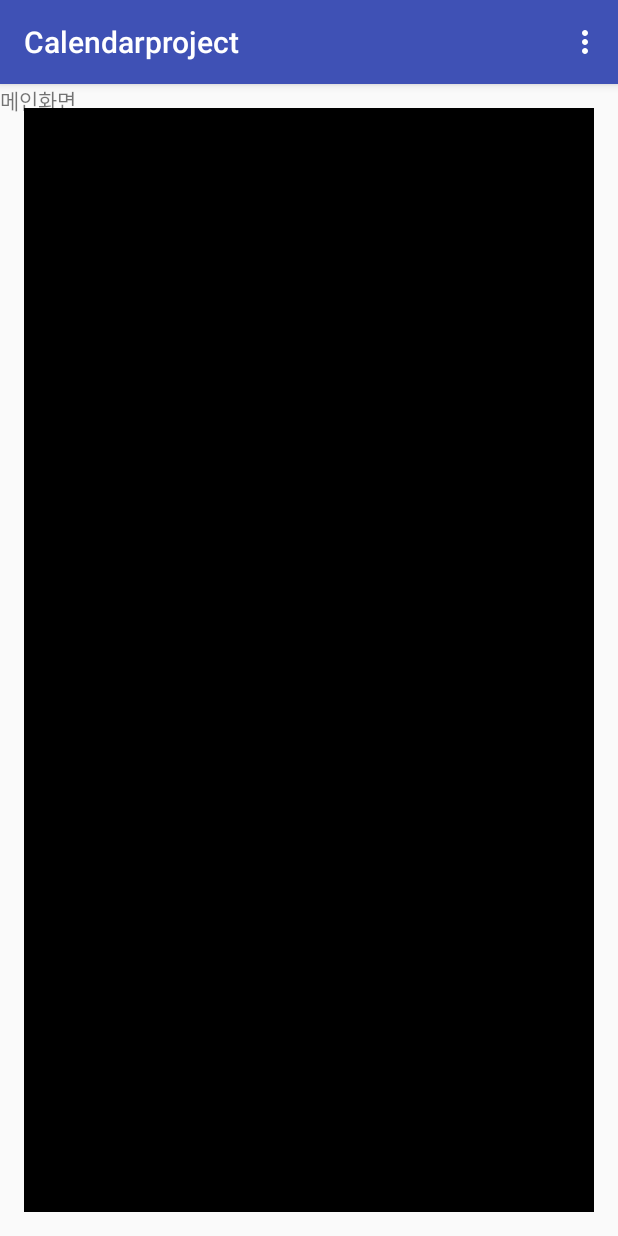
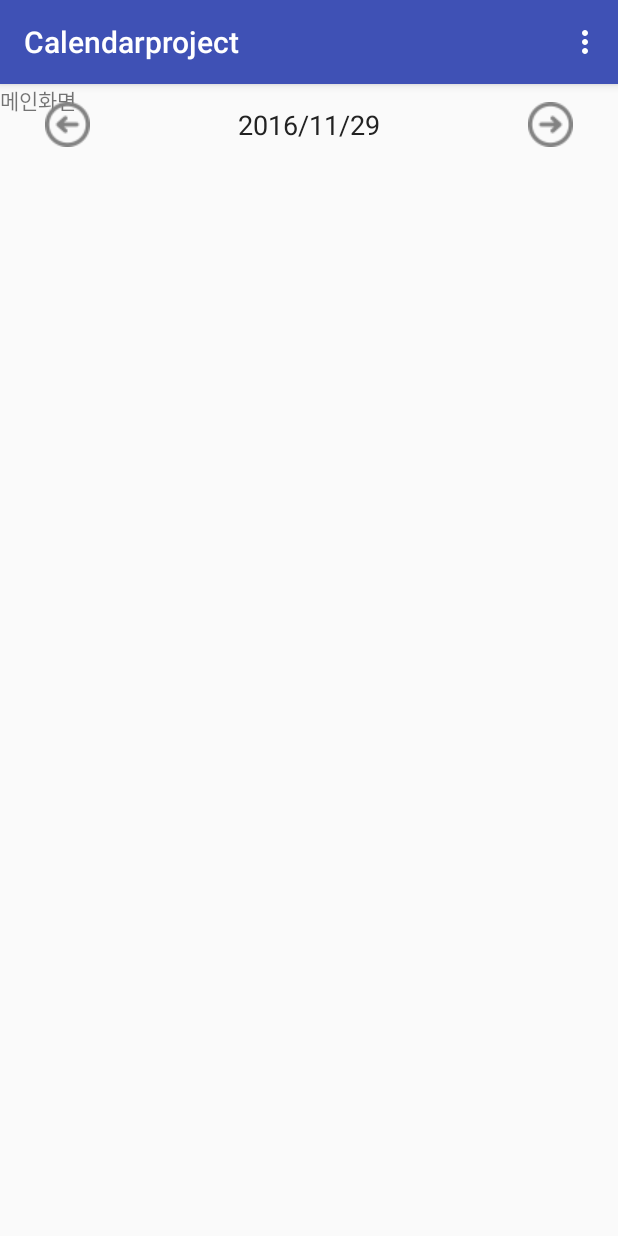
Before and after one commit to chaminhye/Calendar, an Android app: the screen it shows after launch (MainActivity), in the options menu, after a tap on "daily", on a phone screen of 412 x 824 dp. Run offline under Robolectric (Android 15) with nearby library versions, the phone set to English and light mode, and no system bars.

Commit message:
weekly, daily(test)

```diff
--- a/app/src/main/java/com/example/mh/calendarproject/Daily.java
+++ b/app/src/main/java/com/example/mh/calendarproject/Daily.java
@@ -1,23 +1,88 @@
 package com.example.mh.calendarproject;
 
+import android.content.Intent;
+import android.database.Cursor;
+import android.graphics.Color;
+import android.graphics.drawable.ColorDrawable;
 import android.os.Bundle;
 import android.support.annotation.Nullable;
 import android.support.v4.app.Fragment;
+import android.util.Log;
 import android.view.LayoutInflater;
 import android.view.View;
 import android.view.ViewGroup;
+import android.widget.AdapterView;
+import android.widget.ArrayAdapter;
+import android.widget.EditText;
+import android.widget.ImageView;
+import android.widget.ListView;
+import android.widget.TextView;
+import java.util.ArrayList;
+import java.util.Date;
 
-/**
- * Created by Sea on 2016-10-12.
- */
 
 public class Daily extends Fragment {
+
+    TextView today_text;
+    ArrayList<String> mListMember = new ArrayList<String>();
+    ListView mListItem;
+    Cursor mCursor;
+
+    EditText editDate, editTitle, editTime, editMemo;
 
     public Daily(){}
     @Nullable
     @Override
     public View onCreateView(LayoutInflater inflater, ViewGroup container, Bundle savedInstanceState) {
 
-        return inflater.inflate(R.layout.activity_daily,container,false);
+        View view = inflater.inflate(R.layout.activity_daily,container,false);
+
+        ImageView pre_button = (ImageView) view.findViewById(R.id.calendar_prev_button);
+        ImageView next_button = (ImageView) view.findViewById(R.id.calendar_next_button);
+        today_text = (TextView) view.findViewById(R.id.calendar_date_display);
+
+        Date today = new Date();
+        int year = today.getYear() + 1900;
+        int mon = today.getMonth() + 1;
+        int current = today.getDate();
+        today_text.setText(String.valueOf(year)+"/"+String.valueOf(mon)+"/"+String.valueOf(current));
+
+//        initListView(today);
+
+        return view;
     }
+
+
+
+
+//    public void initListView(Date date) {
+//        // 어댑터 생성
+//        adapter = new ArrayAdapter<String>(this,
+//                android.R.layout.simple_list_item_1, mListMember);
+//        // ListView 와 어댑터를 연결
+//        mListItem = (ListView)findViewById(R.id.list_item);
+//        mListItem.setAdapter(adapter);
+//        mListItem.setChoiceMode(ListView.CHOICE_MODE_SINGLE);
+//        mListItem.setDivider(new ColorDrawable(Color.GRAY));
+//        mListItem.setDividerHeight(2);
+//        mListItem.setOnItemClickListener(mItemListener);
+//    }
+
+    AdapterView.OnItemClickListener mItemListener = new AdapterView.OnItemClickListener() {
+        public void onItemClick(AdapterView parent, View view, int position, long id) {
+            viewRecord(position);
+        }
+    };
+
+    public void viewRecord(int nIndex) {
+        // 선택된 항목의 필드 내용을 구한다
+        mCursor.moveToPosition(nIndex);
+
+        // 필드 내용을 화면에 표시
+        editTitle.setText(mCursor.getString(1));
+        editDate.setText(mCursor.getString(2));
+        editTime.setText(mCursor.getString(3));
+        editMemo.setText(mCursor.getString(4));
+    }
+
 }
--- a/app/src/main/java/com/example/mh/calendarproject/MainActivity.java
+++ b/app/src/main/java/com/example/mh/calendarproject/MainActivity.java
@@ -15,7 +15,7 @@ public class MainActivity extends AppCompatActivity {
     final Monthly FA = new Monthly();
     final Weekly FB = new Weekly();
     final Daily FC = new Daily();
-    //final ScheduleEdit_Activity FD= new ScheduleEdit_Activity();
+    final ScheduleEdit_Activity FD= new ScheduleEdit_Activity();
 
     @Override
     protected void onCreate(Bundle savedInstanceState) {
--- a/app/src/main/java/com/example/mh/calendarproject/Monthly.java
+++ b/app/src/main/java/com/example/mh/calendarproject/Monthly.java
@@ -4,6 +4,7 @@ import android.content.Intent;
 import android.os.Bundle;
 import android.support.annotation.Nullable;
 import android.support.v4.app.Fragment;
+import android.util.Log;
 import android.view.LayoutInflater;
 import android.view.View;
 import android.view.ViewGroup;
@@ -79,6 +80,7 @@ public class Monthly extends Fragment implements View.OnClickListener,AdapterVie
         Date current = new Date(year - 1900, mon - 1,1);
         int day = current.getDay(); // ���ϵ� int�� ����.
 
+
         for (int i = 0; i < day; i++) {
             mItems.add("");
         }
--- a/app/src/main/java/com/example/mh/calendarproject/Weekly.java
+++ b/app/src/main/java/com/example/mh/calendarproject/Weekly.java
@@ -110,11 +110,10 @@ public class Weekly extends Fragment implements View.OnClickListener,AdapterView
     public void onItemClick(AdapterView<?> arg0, View arg1, int arg2, long arg3) {
         // TODO Auto-generated method stub
         if (mItems.get(arg2).equals("")) {
-            ;
         } else {
             Intent intent = new Intent(getActivity(), Schedule_list.class);
-            intent.putExtra("Param1", textYear.getText().toString() + "/"
-                    + textMon.getText().toString() + "/" + mItems.get(arg2));
+            intent.putExtra("Param1", mItems.get(arg2));
+            Log.v("test3", intent.toString());
             startActivity(intent);
         }
     }
--- a/app/src/main/res/layout/activity_daily.xml
+++ b/app/src/main/res/layout/activity_daily.xml
@@ -1,19 +1,54 @@
 <?xml version="1.0" encoding="utf-8"?>
-<RelativeLayout xmlns:android="http://schemas.android.com/apk/res/android"
+<LinearLayout xmlns:android="http://schemas.android.com/apk/res/android"
     xmlns:tools="http://schemas.android.com/tools"
     android:layout_width="match_parent"
     android:layout_height="match_parent"
-    android:paddingBottom="@dimen/activity_vertical_margin"
-    android:paddingLeft="@dimen/activity_horizontal_margin"
-    android:paddingRight="@dimen/activity_horizontal_margin"
-    android:paddingTop="@dimen/activity_vertical_margin"
+    android:orientation="vertical"
     >
+    <!-- date toolbar -->
+    <RelativeLayout
+        android:layout_width="match_parent"
+        android:layout_height="wrap_content"
+        android:paddingTop="12dp"
+        android:paddingBottom="12dp"
+        android:paddingLeft="30dp"
+        android:paddingRight="30dp">
+
+    <!-- prev button -->
+    <ImageView
+        android:id="@+id/calendar_prev_button"
+        android:layout_width="30dp"
+        android:layout_height="30dp"
+        android:layout_centerVertical="true"
+        android:layout_alignParentLeft="true"
+        android:src="@drawable/previous_icon"/>
+
+    <!-- date title -->
     <TextView
-        android:layout_width="match_parent"
-        android:layout_height="match_parent"
-        android:layout_margin="@dimen/activity_horizontal_margin"
+        android:id="@+id/calendar_date_display"
+        android:layout_width="wrap_content"
+        android:layout_height="wrap_content"
+        android:layout_centerVertical="true"
+        android:layout_toRightOf="@+id/calendar_prev_button"
+        android:layout_toLeftOf="@+id/calendar_next_button"
         android:gravity="center"
-        android:background="@color/colorC"
-        android:text="Fragment C"
-        android:textAlignment="center" />
-</RelativeLayout>
+        android:textAppearance="@android:style/TextAppearance.Medium"
+        android:textColor="#222222"
+        android:text="current date"/>
+
+    <!-- next button -->
+    <ImageView
+        android:id="@+id/calendar_next_button"
+        android:layout_width="30dp"
+        android:layout_height="30dp"
+        android:layout_centerVertical="true"
+        android:layout_alignParentRight="true"
+        android:src="@drawable/next_icon"/>
+    </RelativeLayout>
+
+    <ListView
+        android:id="@+id/list_item"
+        android:layout_width="wrap_content"
+        android:layout_height="wrap_content">
+    </ListView>
+</LinearLayout>
--- /dev/null
+++ b/app/src/main/res/values/dimens.xml
@@ -0,0 +1,5 @@
+<resources>
+	<!-- Default screen margins, per the Android Design guidelines. -->
+	<dimen name="activity_horizontal_margin">16dp</dimen>
+	<dimen name="activity_vertical_margin">16dp</dimen>
+</resources>
```
Also changed, not shown: app/src/main/res/drawable/next_icon.png (added), app/src/main/res/drawable/previous_icon.png (added).
